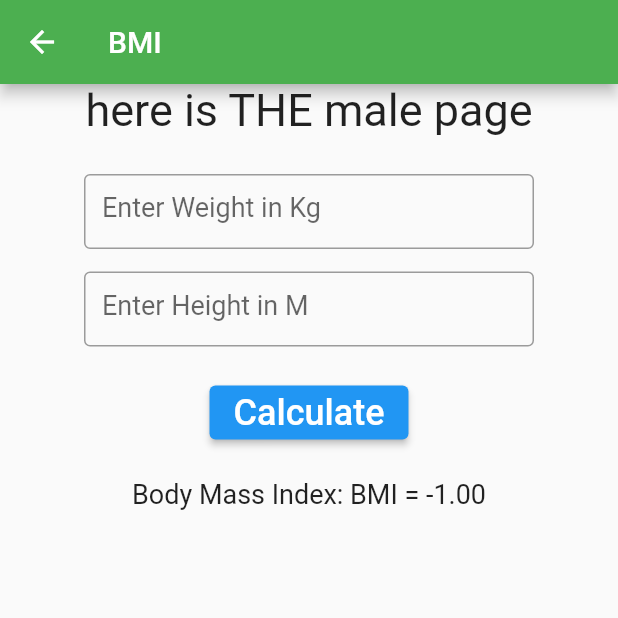
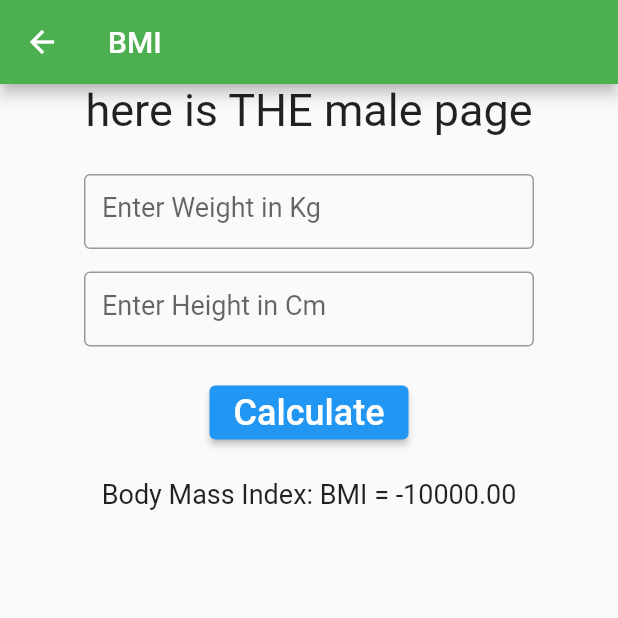
Before and after one commit to AliKomayha/HealthMate_Calc, a Flutter app: the bmiPage screen opened directly, after a tap on "Calculate", on a phone screen of 412 x 824 dp, the top half of it. Run offline on Flutter 3.47's test engine with Material 2 defaults, Android fonts, the phone set to English and light mode, and no system bars.

Commit message:
changing height unit in bmi page

```diff
--- a/lib/bmi.dart
+++ b/lib/bmi.dart
@@ -11,7 +11,9 @@ class Bmi{
     return 'BMI = $weight';
 
   }
+
   String getTotalBMI(){
+    height/=100;
     return (weight/(height*height)).toStringAsFixed(2);
   }
 
--- a/lib/bmiPage.dart
+++ b/lib/bmiPage.dart
@@ -29,7 +29,7 @@ class _bmiPageState extends State<bmiPage> {
             const SizedBox( height: 25.0,),
             MyTextField(f: updateWeight, hint: 'Enter Weight in Kg',),
             const SizedBox( height: 15.0,),
-            MyTextField(f:updateHeight, hint:"Enter Height in M",),
+            MyTextField(f:updateHeight, hint:"Enter Height in Cm",),
 
           const SizedBox(height: 20.0,),
           ElevatedButton(onPressed: () {updateBmi();}, child: Text('Calculate', style: TextStyle(fontSize: 24.0),)),
```
